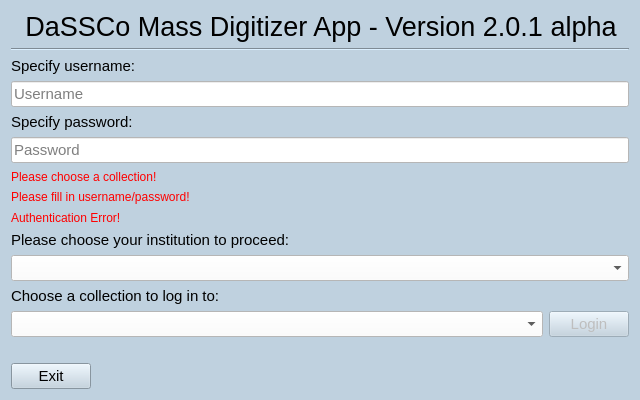
Above: MassDigitizer/ui/homescreen.ui from NHMDenmark/Mass-Digitizer before the change. Below: the same form after it.
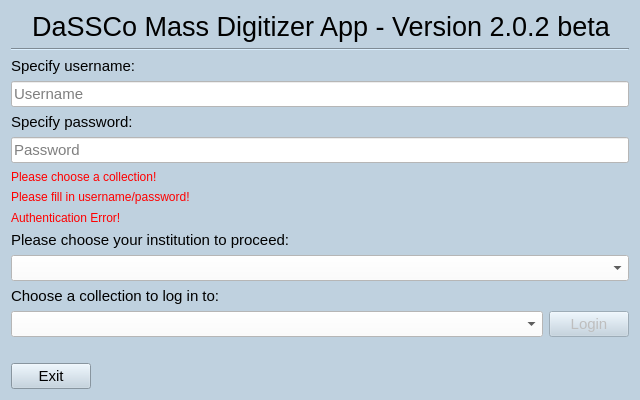
That is the form after the change.

```diff
--- a/MassDigitizer/ui/homescreen.ui
+++ b/MassDigitizer/ui/homescreen.ui
@@ -61,7 +61,7 @@
       </font>
      </property>
      <property name="text">
-      <string>DaSSCo Mass Digitizer App - Version 2.0.1 alpha</string>
+      <string>DaSSCo Mass Digitizer App - Version 2.0.2 beta</string>
      </property>
      <property name="alignment">
       <set>Qt::AlignmentFlag::AlignCenter</set>
```
